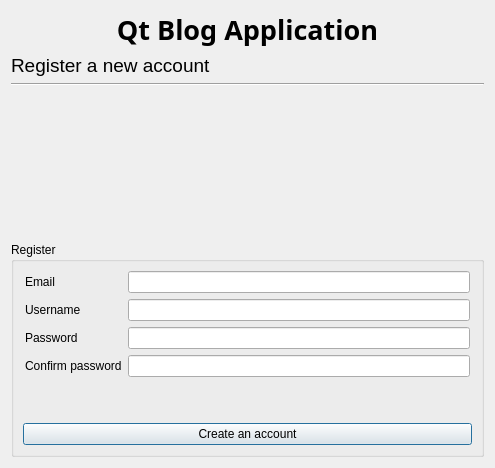
First picture: the form in registrationdialog.ui, repository Kliszek/Qt-Blog-Application, before the edit.
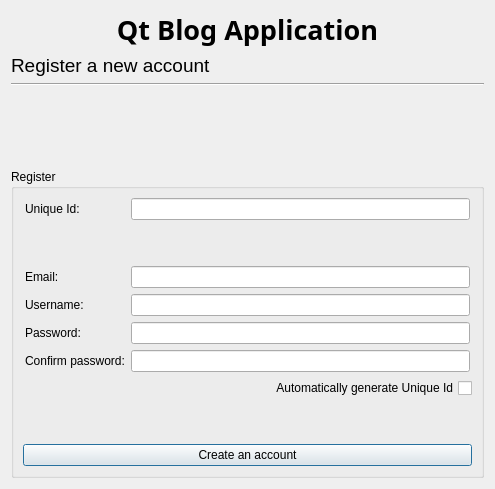
Second picture: the form after the edit.

Commit message: Added unique id fields

```diff
--- a/registrationdialog.ui
+++ b/registrationdialog.ui
@@ -7,7 +7,7 @@
     <x>0</x>
     <y>0</y>
     <width>495</width>
-    <height>468</height>
+    <height>489</height>
    </rect>
   </property>
   <property name="windowTitle">
@@ -86,56 +86,92 @@
         <property name="rightMargin">
          <number>2</number>
         </property>
-        <item row="0" column="0">
+        <item row="5" column="0">
+         <widget class="QLabel" name="label_6">
+          <property name="text">
+           <string>Confirm password:</string>
+          </property>
+         </widget>
+        </item>
+        <item row="2" column="0">
          <widget class="QLabel" name="label_3">
           <property name="text">
-           <string>Email</string>
+           <string>Email:</string>
           </property>
          </widget>
         </item>
-        <item row="1" column="1">
+        <item row="0" column="0">
+         <widget class="QLabel" name="label_2">
+          <property name="text">
+           <string>Unique Id:</string>
+          </property>
+         </widget>
+        </item>
+        <item row="0" column="1">
+         <widget class="QLineEdit" name="lineEdit"/>
+        </item>
+        <item row="5" column="1">
+         <widget class="QLineEdit" name="txtPassword_2">
+          <property name="echoMode">
+           <enum>QLineEdit::Password</enum>
+          </property>
+         </widget>
+        </item>
+        <item row="3" column="1">
          <widget class="QLineEdit" name="txtUsername"/>
         </item>
-        <item row="2" column="0">
+        <item row="4" column="0">
          <widget class="QLabel" name="label_5">
           <property name="text">
-           <string>Password</string>
+           <string>Password:</string>
           </property>
          </widget>
         </item>
-        <item row="3" column="1">
-         <widget class="QLineEdit" name="txtPassword_2">
+        <item row="4" column="1">
+         <widget class="QLineEdit" name="txtPassword">
           <property name="echoMode">
            <enum>QLineEdit::Password</enum>
           </property>
          </widget>
         </item>
-        <item row="1" column="0">
-         <widget class="QLabel" name="label_4">
-          <property name="text">
-           <string>Username</string>
-          </property>
-         </widget>
-        </item>
-        <item row="0" column="1">
-         <widget class="QLineEdit" name="txtEmail"/>
-        </item>
         <item row="3" column="0">
-         <widget class="QLabel" name="label_6">
+         <widget class="QLabel" name="label_4">
           <property name="text">
-           <string>Confirm password</string>
+           <string>Username:</string>
           </property>
          </widget>
         </item>
         <item row="2" column="1">
-         <widget class="QLineEdit" name="txtPassword">
-          <property name="echoMode">
-           <enum>QLineEdit::Password</enum>
+         <widget class="QLineEdit" name="txtEmail"/>
+        </item>
+        <item row="1" column="1">
+         <spacer name="verticalSpacer_3">
+          <property name="orientation">
+           <enum>Qt::Vertical</enum>
           </property>
-         </widget>
+          <property name="sizeHint" stdset="0">
+           <size>
+            <width>20</width>
+            <height>40</height>
+           </size>
+          </property>
+         </spacer>
         </item>
        </layout>
       </item>
+      <item>
+       <widget class="QCheckBox" name="checkBox">
+        <property name="layoutDirection">
+         <enum>Qt::RightToLeft</enum>
+        </property>
+        <property name="text">
+         <string>Automatically generate Unique Id</string>
+        </property>
+        <property name="tristate">
+         <bool>false</bool>
+        </property>
+       </widget>
+      </item>
       <item>
        <spacer name="verticalSpacer_2">
         <property name="orientation">
```
Left out of the diff: 19 changed lines with no effect on the pictures. The commit also changes 3 other files.
